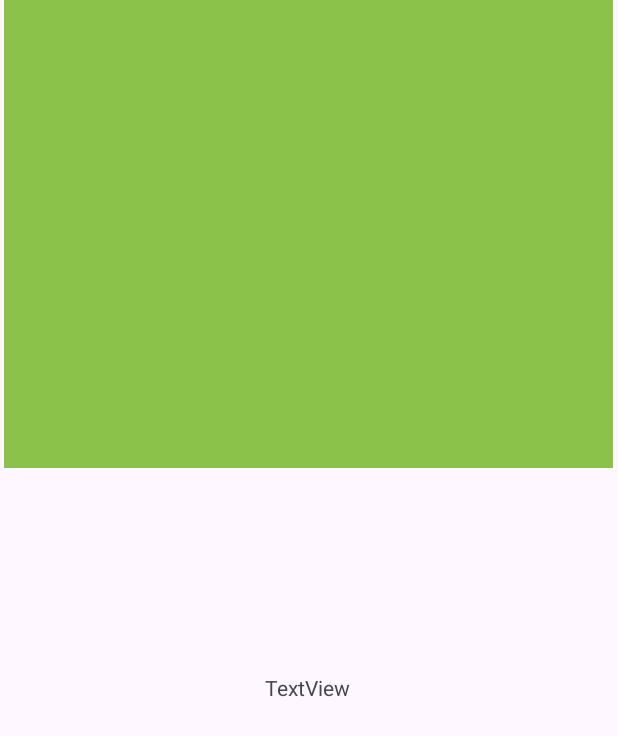
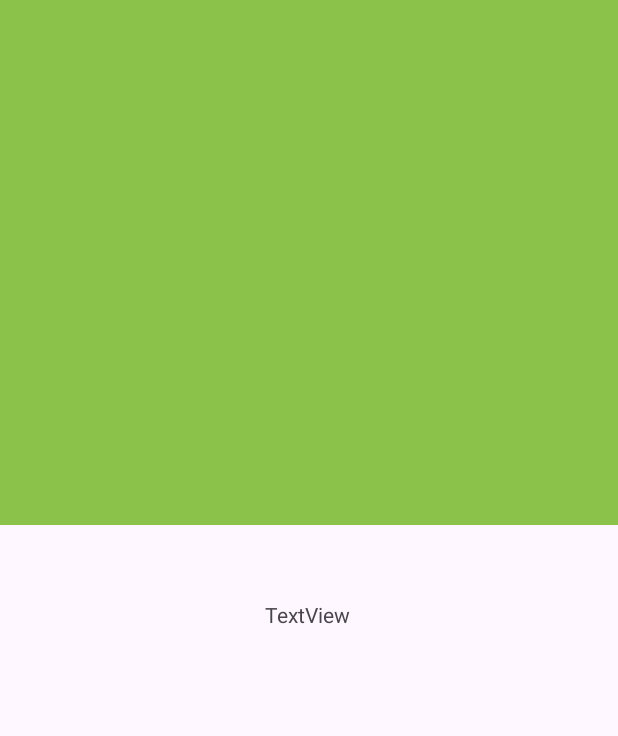
Before and after one commit to MinJoonJoo/FragmentInclass, an Android app: the screen it shows after launch (MainActivity), on a phone screen of 412 x 824 dp. Shown: the top 736 px of the screen. Run offline under Robolectric (Android 15) with nearby library versions, the phone set to English and light mode, and no system bars.

Commit message:
new fragment created

```diff
--- a/app/src/main/res/layout/activity_main.xml
+++ b/app/src/main/res/layout/activity_main.xml
@@ -9,14 +9,24 @@
     <androidx.fragment.app.FragmentContainerView
         android:id="@+id/fragmentContainerView"
         android:name="com.example.fragmentinclass.ColorFragment"
-        android:layout_width="406dp"
-        android:layout_height="312dp"
+        android:layout_width="415dp"
+        android:layout_height="350dp"
         app:layout_constraintBottom_toBottomOf="parent"
         app:layout_constraintEnd_toEndOf="parent"
         app:layout_constraintHorizontal_bias="0.4"
         app:layout_constraintStart_toStartOf="parent"
         app:layout_constraintTop_toTopOf="parent"
         app:layout_constraintVertical_bias="0.0" />
+
+    <androidx.fragment.app.FragmentContainerView
+        android:id="@+id/fragmentContainerView2"
+        android:layout_width="407dp"
+        android:layout_height="324dp"
+        app:layout_constraintBottom_toBottomOf="parent"
+        app:layout_constraintEnd_toEndOf="parent"
+        app:layout_constraintStart_toStartOf="parent"
+        app:layout_constraintTop_toBottomOf="@+id/fragmentContainerView"
+        app:layout_constraintVertical_bias="1.0" />
 
     <TextView
         android:id="@+id/textView"
@@ -28,6 +38,6 @@
         app:layout_constraintHorizontal_bias="0.498"
         app:layout_constraintStart_toStartOf="parent"
         app:layout_constraintTop_toBottomOf="@+id/fragmentContainerView"
-        app:layout_constraintVertical_bias="0.277" />
+        app:layout_constraintVertical_bias="0.11" />
 
 </androidx.constraintlayout.widget.ConstraintLayout>
```
